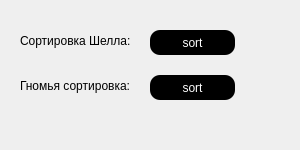
Qt form mainwindow.ui (DanyaChetvyrtov/SortVisualizer) before a commit.
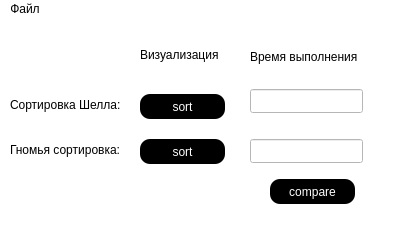
The same form after that commit. Icons and pictures are not drawn.

Commit message: Time comparation was added.

```diff
--- a/mainwindow.ui
+++ b/mainwindow.ui
@@ -6,19 +6,23 @@
    <rect>
     <x>0</x>
     <y>0</y>
-    <width>300</width>
-    <height>150</height>
+    <width>400</width>
+    <height>250</height>
    </rect>
   </property>
   <property name="windowTitle">
    <string>MainWindow</string>
   </property>
+  <property name="styleSheet">
+   <string notr="true">background-color: rgb(255, 255, 255);
+color: rgb(0, 0, 0);</string>
+  </property>
   <widget class="QWidget" name="centralwidget">
    <widget class="QPushButton" name="ShellSortButton">
     <property name="geometry">
      <rect>
-      <x>150</x>
-      <y>30</y>
+      <x>140</x>
+      <y>75</y>
       <width>85</width>
       <height>25</height>
      </rect>
@@ -38,12 +42,15 @@
    <widget class="QLabel" name="labelShell">
     <property name="geometry">
      <rect>
-      <x>20</x>
-      <y>20</y>
+      <x>10</x>
+      <y>65</y>
       <width>121</width>
       <height>41</height>
      </rect>
     </property>
+    <property name="styleSheet">
+     <string notr="true">color: rgb(0, 0, 0);</string>
+    </property>
     <property name="text">
      <string>Сортировка Шелла:</string>
     </property>
@@ -51,14 +58,14 @@
    <widget class="QLabel" name="labelGnom">
     <property name="geometry">
      <rect>
-      <x>20</x>
-      <y>65</y>
+      <x>10</x>
+      <y>110</y>
       <width>121</width>
       <height>41</height>
      </rect>
     </property>
     <property name="styleSheet">
-     <string notr="true"/>
+     <string notr="true">color: rgb(0, 0, 0);</string>
     </property>
     <property name="text">
      <string>Гномья сортировка:</string>
@@ -67,8 +74,8 @@
    <widget class="QPushButton" name="GnomSortButton">
     <property name="geometry">
      <rect>
-      <x>150</x>
-      <y>75</y>
+      <x>140</x>
+      <y>120</y>
       <width>85</width>
       <height>25</height>
      </rect>
@@ -85,7 +92,106 @@
      <string>sort</string>
     </property>
    </widget>
+   <widget class="QLabel" name="labelVisualization">
+    <property name="geometry">
+     <rect>
+      <x>140</x>
+      <y>20</y>
+      <width>81</width>
+      <height>31</height>
+     </rect>
+    </property>
+    <property name="text">
+     <string>Визуализация</string>
+    </property>
+   </widget>
+   <widget class="QLabel" name="labelTime">
+    <property name="geometry">
+     <rect>
+      <x>250</x>
+      <y>30</y>
+      <width>111</width>
+      <height>16</height>
+     </rect>
+    </property>
+    <property name="text">
+     <string>Время выполнения</string>
+    </property>
+   </widget>
+   <widget class="QLineEdit" name="timeOfShell">
+    <property name="geometry">
+     <rect>
+      <x>250</x>
+      <y>70</y>
+      <width>113</width>
+      <height>24</height>
+     </rect>
+    </property>
+    <property name="readOnly">
+     <bool>true</bool>
+    </property>
+   </widget>
+   <widget class="QLineEdit" name="timeOfGnom">
+    <property name="geometry">
+     <rect>
+      <x>250</x>
+      <y>120</y>
+      <width>113</width>
+      <height>24</height>
+     </rect>
+    </property>
+   </widget>
+   <widget class="QPushButton" name="CompareButton">
+    <property name="geometry">
+     <rect>
+      <x>270</x>
+      <y>160</y>
+      <width>85</width>
+      <height>25</height>
+     </rect>
+    </property>
+    <property name="cursor">
+     <cursorShape>PointingHandCursor</cursorShape>
+    </property>
+    <property name="styleSheet">
+     <string notr="true">background-color: rgb(0, 0, 0);
+color: rgb(255, 255, 255);
+border-radius: 10px;</string>
+    </property>
+    <property name="text">
+     <string>compare</string>
+    </property>
+   </widget>
   </widget>
+  <widget class="QMenuBar" name="menuBar">
+   <property name="geometry">
+    <rect>
+     <x>0</x>
+     <y>0</y>
+     <width>400</width>
+     <height>21</height>
+    </rect>
+   </property>
+   <widget class="QMenu" name="menu">
+    <property name="cursor">
+     <cursorShape>ArrowCursor</cursorShape>
+    </property>
+    <property name="title">
+     <string>Файл</string>
+    </property>
+    <addaction name="optionOpen"/>
+   </widget>
+   <addaction name="menu"/>
+  </widget>
+  <action name="optionOpen">
+   <property name="icon">
+    <iconset resource="Res.qrc">
+     <normaloff>:/reso/img/open_file.png</normaloff>:/reso/img/open_file.png</iconset>
+   </property>
+   <property name="text">
+    <string>Открыть файл</string>
+   </property>
+  </action>
  </widget>
  <resources/>
  <connections/>
```
Left out of the diff: 7 changed lines with no effect on the pictures. The commit also changes 12 other files.
